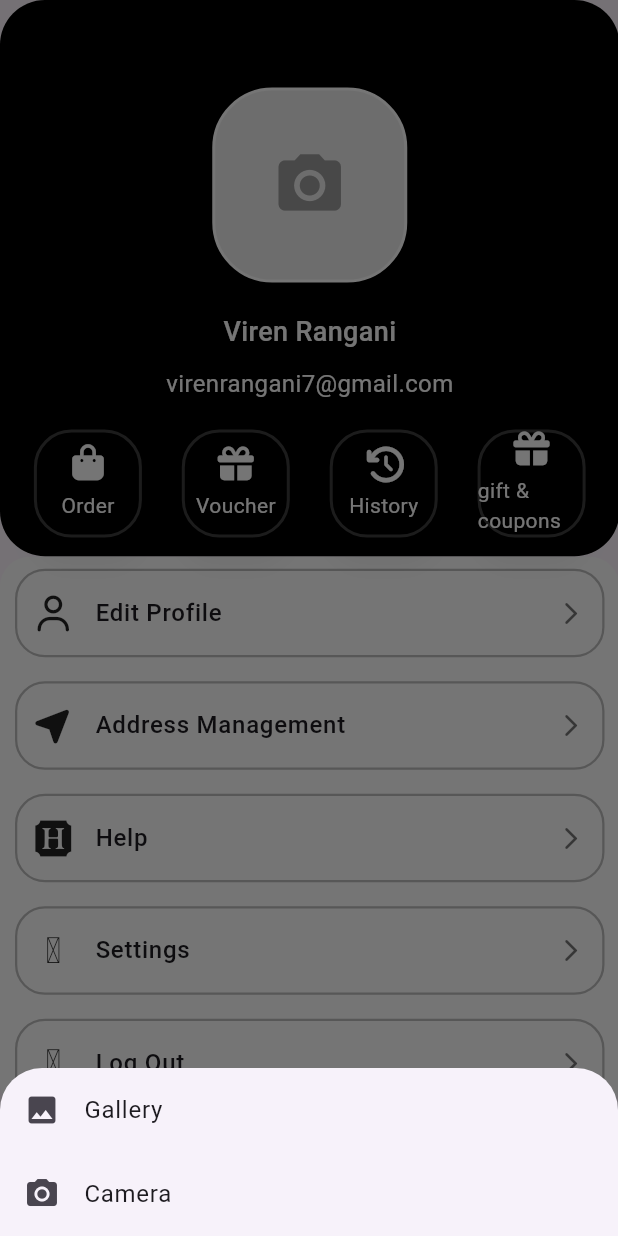
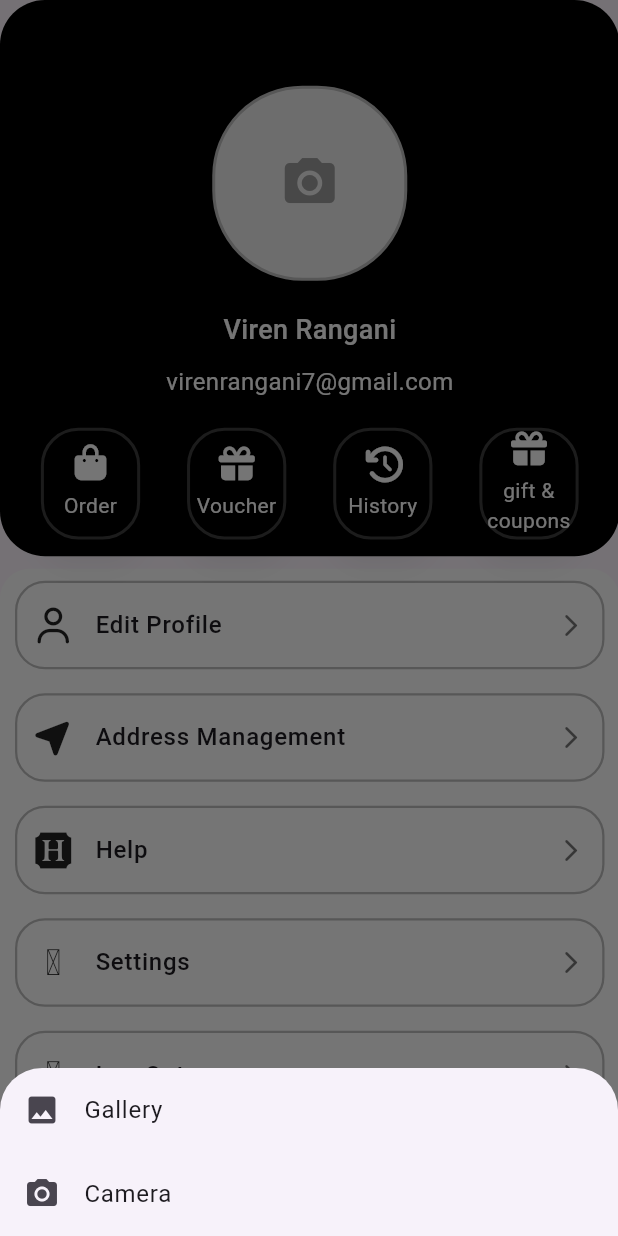
Before and after one commit to Virenrangani/ts_trainning_demo_ca, a Flutter app: the screen it shows after launch, item 5 of the bottom bar chosen, after a tap on the "camera alt" icon, on a phone screen of 412 x 824 dp. Run offline on Flutter 3.47's test engine with Material 3 defaults, Android fonts, the phone set to English and light mode, and no system bars; drawn by our look-alikes of google_nav_bar; our stand-ins replace carousel_slider, cloud_firestore, dio, firebase_analytics, firebase_auth, firebase_core and 9 more; accounts and stored records are empty; network calls fail.

Commit message:
feature / add custom class

```diff
--- a/lib/core/constant/padding/custom_padding.dart
+++ b/lib/core/constant/padding/custom_padding.dart
@@ -29,6 +29,7 @@ class CustomPadding {
 
   static const edgeSymmetricHori8Ver16=EdgeInsets.symmetric(horizontal: 8, vertical: 16);
   static const edgeSymmetricHori16Ver8=EdgeInsets.symmetric(horizontal: 16, vertical: 8);
+  static const edgeSymmetricHori24Ver20=EdgeInsets.symmetric(horizontal: 24, vertical: 20);
   static const edgeSymmetricHori12Ver8=EdgeInsets.symmetric(horizontal: 12, vertical: 8);
   static const edgeSymmetricHori8Ver12=EdgeInsets.symmetric(horizontal: 8, vertical: 12);
   static const edgeSymmetricHori8Ver2=EdgeInsets.symmetric(horizontal: 8, vertical: 2);
--- /dev/null
+++ b/lib/core/network/api_url/api_base_url.dart
@@ -0,0 +1,3 @@
+class ApiBaseUrl {
+  static String fakeStoreApi="https://fakestoreapi.com/";
+}
--- /dev/null
+++ b/lib/core/network/api_url/api_end_points.dart
@@ -0,0 +1,3 @@
+class ApiEndPoints {
+  static String fakeApiProduct="products";
+}
--- /dev/null
+++ b/lib/core/network/dio/api_dio.dart
@@ -0,0 +1,5 @@
+import 'package:dio/dio.dart';
+
+class ApiDio {
+  static Dio dio=Dio();
+}
--- /dev/null
+++ b/lib/core/utils/image_picker/custom_image_picker.dart
@@ -0,0 +1,83 @@
+import 'dart:io';
+import 'package:flutter/material.dart';
+import 'helper/show_picker_option.dart';
+
+class CustomImagePicker extends StatefulWidget {
+  final double width;
+  final double height;
+  final double radius;
+  final bool showBorder;
+  final IconData icon;
+  final File? initialImage;
+  final Function(File image)? onImageSelected;
+
+  const CustomImagePicker({
+    super.key,
+    this.width = 120,
+    this.height = 120,
+    this.radius = 60,
+    this.showBorder = true,
+    this.icon = Icons.camera_alt,
+    this.initialImage,
+    this.onImageSelected,
+  });
+
+  @override
+  State<CustomImagePicker> createState() => _CustomImagePickerState();
+}
+
+class _CustomImagePickerState extends State<CustomImagePicker> {
+  File? _image;
+
+  @override
+  void initState() {
+    super.initState();
+    _image = widget.initialImage;
+  }
+
+  void _openPicker() {
+    ShowPickerOption.show(
+      context: context,
+      onImageSelected: (image) {
+        setState(() {
+          _image = image;
+        });
+
+        if (widget.onImageSelected != null) {
+          widget.onImageSelected!(image);
+        }
+      },
+    );
+  }
+
+  @override
+  Widget build(BuildContext context) {
+    return GestureDetector(
+      onTap: _openPicker,
+      child: Container(
+        width: widget.width,
+        height: widget.height,
+        decoration: BoxDecoration(
+          borderRadius: BorderRadius.circular(widget.radius),
+          border: widget.showBorder
+              ? Border.all(color: Colors.grey.shade400, width: 2)
+              : null,
+          color: Colors.grey.shade200,
+        ),
+        child: ClipRRect(
+          borderRadius: BorderRadius.circular(widget.radius),
+          child: _image != null
+              ? Image.file(
+            _image!,
+            fit: BoxFit.cover,
+          )
+              : Icon(
+            widget.icon,
+            size: 40,
+            color: Colors.grey,
+          ),
+        ),
+      ),
+    );
+  }
+}
--- /dev/null
+++ b/lib/core/utils/image_picker/helper/show_picker_option.dart
@@ -0,0 +1,61 @@
+import 'dart:io';
+import 'package:flutter/material.dart';
+import 'package:image_picker/image_picker.dart';
+
+class ShowPickerOption {
+  static final ImagePicker _picker = ImagePicker();
+
+  static Future<void> show({
+    required BuildContext context,
+    required Function(File image) onImageSelected,
+  }) async {
+    showModalBottomSheet(
+      context: context,
+      builder: (_) {
+        return SafeArea(
+          child: Wrap(
+            children: [
+              ListTile(
+                leading: const Icon(Icons.photo),
+                title: const Text("Gallery"),
+                onTap: () async {
+                  Navigator.pop(context);
+                  final image = await _pickImage(ImageSource.gallery);
+                  if (image != null) {
+                    onImageSelected(image);
+                  }
+                },
+              ),
+              ListTile(
+                leading: const Icon(Icons.camera_alt),
+                title: const Text("Camera"),
+                onTap: () async {
+                  Navigator.pop(context);
+                  final image = await _pickImage(ImageSource.camera);
+                  if (image != null) {
+                    onImageSelected(image);
+                  }
+                },
+              ),
+            ],
+          ),
+        );
+      },
+    );
+  }
+
+  static Future<File?> _pickImage(ImageSource source) async {
+    try {
+      final XFile? pickedFile =
+      await _picker.pickImage(source: source, imageQuality: 80);
+
+      if (pickedFile != null) {
+        return File(pickedFile.path);
+      }
+    } catch (e) {
+      debugPrint("Image Picker Error: $e");
+    }
+
+    return null;
+  }
+}
--- a/lib/feature/bottom_nav_bar/bottom_nav_bar.dart
+++ b/lib/feature/bottom_nav_bar/bottom_nav_bar.dart
@@ -2,6 +2,7 @@ import 'package:flutter/material.dart';
 import 'package:google_nav_bar/google_nav_bar.dart';
 import 'package:material_design_icons_flutter/material_design_icons_flutter.dart';
 import 'package:ts_training_demo_ca/core/constant/color/custom_color.dart';
+import 'package:ts_training_demo_ca/core/constant/padding/custom_padding.dart';
 import 'package:ts_training_demo_ca/feature/cart/presentation/pages/cart_page.dart';
 import 'package:ts_training_demo_ca/feature/profile/profile_page.dart';
 
@@ -48,7 +49,7 @@ class _BottomNavBarState extends State<BottomNavBar> {
         children: _pages,
       ),
       bottomNavigationBar: Padding(
-        padding: EdgeInsets.symmetric(horizontal: 20, vertical: 20),
+        padding: CustomPadding.edgeSymmetricHori24Ver20,
         child: GNav(
           selectedIndex: _selectedIndex,
           onTabChange: _onItemTapped,
@@ -58,12 +59,12 @@ class _BottomNavBarState extends State<BottomNavBar> {
           tabBorder: Border.all(color: CustomColor.textSecondary, width: 1),
           curve: Curves.easeOutExpo,
           duration:  Duration(milliseconds: 500),
-          gap: 8,
+          gap:6,
           color: CustomColor.info,
           activeColor: CustomColor.secondary,
           iconSize: 24,
           tabBackgroundColor: CustomColor.flip.withOpacity(0.2),
-          padding:  EdgeInsets.symmetric(horizontal: 8, vertical: 8),
+          padding:  CustomPadding.edgeSymmetricHoriVer4,
           tabs: [
             GButton(icon: MdiIcons.home, text: CustomString.home),
             GButton(icon: MdiIcons.play, text: CustomString.play),
--- a/lib/feature/dashboard/presentation/pages/dashboard.dart
+++ b/lib/feature/dashboard/presentation/pages/dashboard.dart
@@ -49,7 +49,9 @@ class _DashboardState extends State<Dashboard> {
             }, icon: Icon(FontAwesomeIcons.cartShopping,)),
           ],
           bottom: TabBar(
+            padding: EdgeInsets.zero,
             isScrollable: true,
+            tabAlignment: TabAlignment.start,
             labelColor:CustomColor.primaryDark,
             unselectedLabelColor: Colors.grey,
             indicatorColor: CustomColor.info,
--- a/lib/feature/dashboard/presentation/widgets/scrollable_card.dart
+++ b/lib/feature/dashboard/presentation/widgets/scrollable_card.dart
@@ -54,7 +54,6 @@ class FlipKartBannerCard extends StatelessWidget {
   @override
   Widget build(BuildContext context) {
     return Container(
-      width:MediaQuery.sizeOf(context).width*0.8,
       height: 150,
       decoration: BoxDecoration(
         borderRadius: BorderRadius.circular(16),
--- a/lib/feature/product/data/data_source/product_data_source.dart
+++ b/lib/feature/product/data/data_source/product_data_source.dart
@@ -1,25 +1,29 @@
 import 'dart:convert';
+import 'package:ts_training_demo_ca/core/constant/string/custom_string.dart';
+import 'package:ts_training_demo_ca/core/network/api_url/api_base_url.dart';
+import 'package:ts_training_demo_ca/core/network/api_url/api_end_points.dart';
 import 'package:ts_training_demo_ca/feature/product/data/product_model/product_model.dart';
 import 'package:dio/dio.dart';
+
+import '../../../../core/network/dio/api_dio.dart';
 
 abstract class ProductDataSource {
   Future<List<ProductModel>> getProducts();
 }
 
 class ProductDataSourceImpl extends ProductDataSource{
-  final Dio dio=Dio();
 
   @override
   Future<List<ProductModel>> getProducts()async{
     await Future.delayed(Duration(seconds: 3));
-    final response=await dio.get("https://fakestoreapi.com/products");
+    final response=await ApiDio.dio.get(ApiBaseUrl.fakeStoreApi+ApiEndPoints.fakeApiProduct);
 
     if(response.statusCode==200){
       final List data=response.data;
 
       return data.map((e)=>ProductModel.fromJson(e)).toList();
     }else{
-      throw Exception("Something went to wrong");
+      throw Exception(CustomString.somethingWentWrong);
     }
   }
 
--- a/lib/feature/product/presentation/widget/product_list.dart
+++ b/lib/feature/product/presentation/widget/product_list.dart
@@ -9,10 +9,7 @@ Widget productList(List<ProductEntity> products) {
   return CustomScrollView(
     slivers: [
       SliverToBoxAdapter(
-        child: Padding(
-          padding: CustomPadding.edgeOnlyBottom12,
-          child: ScrollableCard(),
-        ),
+        child: ScrollableCard(),
       ),
 
       SliverPadding(
--- a/lib/feature/profile/profile_page.dart
+++ b/lib/feature/profile/profile_page.dart
@@ -6,7 +6,7 @@ import 'package:ts_training_demo_ca/core/constant/font_size/custom_text_style.da
 import 'package:ts_training_demo_ca/core/constant/string/custom_string.dart';
 import 'package:ts_training_demo_ca/feature/profile/widgets/custom_card.dart';
 import 'package:ts_training_demo_ca/feature/profile/widgets/custom_list_tile.dart';
-import 'package:ts_training_demo_ca/feature/profile/widgets/image_picker.dart';
+import '../../core/utils/image_picker/custom_image_picker.dart';
 
 class ProfilePage extends StatelessWidget {
   const ProfilePage({super.key});
@@ -54,7 +54,7 @@ class ProfilePage extends StatelessWidget {
                   SizedBox(
                     height: 130,
                       width: 130,
-                      child: ImagePickerPage()
+                      child: CustomImagePicker()
                   ),
                   SizedBox(height: 20,),
                   Text(CustomString.viren,style: CustomTextStyles.bodyLarge.copyWith(color: CustomColor.textLight),),
--- a/lib/feature/profile/widgets/custom_card.dart
+++ b/lib/feature/profile/widgets/custom_card.dart
@@ -8,15 +8,20 @@ class CustomCard extends StatelessWidget {
 
   @override
   Widget build(BuildContext context) {
-    return InkWell(
+    return Material(
+      borderRadius: BorderRadius.circular(25),
+      color: Colors.transparent,
+      child: InkWell(
         onTap: onTap,
+        splashColor: CustomColor.textSecondary,
+        borderRadius: BorderRadius.circular(25),
         child: SizedBox(
-        height: 80,
-        width: 80,
+          height:MediaQuery.sizeOf(context).height*0.1,
+          width: MediaQuery.sizeOf(context).height*0.09,
           child: Card(
             elevation: 8,
             shadowColor: Colors.black.withOpacity(0.3),
-          color:CustomColor.general.withOpacity(0.7) ,
+            color:CustomColor.general.withOpacity(0.7),
             surfaceTintColor: Colors.transparent,
             shape: RoundedRectangleBorder(
               borderRadius: BorderRadius.circular(25),
@@ -27,11 +32,19 @@ class CustomCard extends StatelessWidget {
               children: [
                 Icon(icon, color: CustomColor.textLight),
                 const SizedBox(height: 5),
-              Text(
+                Flexible(
+                  child: Text(
                     text,
-                style: TextStyle(color: CustomColor.textLight),
+                    textAlign: TextAlign.center,
+                    maxLines: 2,
+                    overflow: TextOverflow.ellipsis,
+                    style: TextStyle(
+                      color: CustomColor.textLight,
+                    ),
+                  ),
                 ),
               ],
+            ),
           ),
         ),
       ),
--- a/lib/feature/profile/widgets/custom_list_tile.dart
+++ b/lib/feature/profile/widgets/custom_list_tile.dart
@@ -9,7 +9,7 @@ class CustomListTile extends StatelessWidget {
   @override
   Widget build(BuildContext context) {
     return Container(
-      margin: const EdgeInsets.symmetric(vertical:8,horizontal: 10),
+      margin:  EdgeInsets.symmetric(vertical:8,horizontal: 10),
       decoration: BoxDecoration(
         borderRadius: BorderRadius.circular(20),
         border: Border.all(color: Colors.black26, width: 1.5),
--- a/lib/feature/profile/widgets/image_picker.dart
+++ /dev/null
@@ -1,89 +0,0 @@
-import 'dart:io';
-import 'package:flutter/material.dart';
-import 'package:image_picker/image_picker.dart';
-
-class ImagePickerPage extends StatefulWidget {
-  const ImagePickerPage({super.key});
-
-  @override
-  State<ImagePickerPage> createState() => _ImagePickerPageState();
-}
-
-class _ImagePickerPageState extends State<ImagePickerPage> {
-  final ImagePicker _picker = ImagePicker();
-  File? _image;
-
-  Future<void> _pickImage(ImageSource source) async {
-    try {
-      final XFile? pickedFile = await _picker.pickImage(
-        source: source,
-        imageQuality: 80,
-      );
-
-      if (pickedFile != null) {
-        setState(() {
-          _image = File(pickedFile.path);
-        });
-      }
-    } catch (e) {
-      debugPrint("Image Picker Error: $e");
-    }
-  }
-
-  void _showPickerOptions() {
-    showModalBottomSheet(
-      context: context,
-      builder: (context) {
-        return SafeArea(
-          child: Wrap(
-            children: [
-              ListTile(
-                leading: const Icon(Icons.photo),
-                title: const Text("Gallery"),
-                onTap: () {
-                  Navigator.pop(context);
-                  _pickImage(ImageSource.gallery);
-                },
-              ),
-              ListTile(
-                leading: const Icon(Icons.camera_alt),
-                title: const Text("Camera"),
-                onTap: () {
-                  Navigator.pop(context);
-                  _pickImage(ImageSource.camera);
-                },
-              ),
-            ],
-          ),
-        );
-      },
-    );
-  }
-
-  @override
-  Widget build(BuildContext context) {
-    return GestureDetector(
-      onTap: _showPickerOptions,
-      child: Container(
-        decoration: BoxDecoration(
-          borderRadius: BorderRadius.circular(40),
-          border: Border.all(color: Colors.white, width: 2),
-          color: Colors.grey.shade200,
-        ),
-        child: ClipRRect(
-          borderRadius: BorderRadius.circular(40),
-          child: _image != null
-              ? Image.file(
-            _image!,
-            fit: BoxFit.cover,
-          )
-              : const Icon(
-            Icons.camera_alt,
-            size: 50,
-            color: Colors.grey,
-          ),
-        ),
-      ),
-    );
-  }
-}
```
Also changed, not shown: 1 other file. Lines whose indentation alone changed are shown as unchanged.
